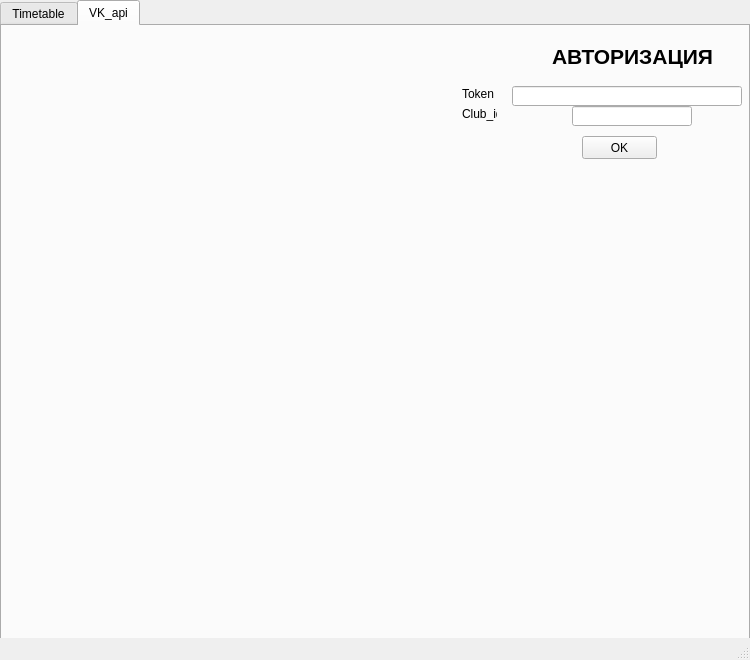
Old version of the form проект1/qt.ui in the repository SH1SH4/timetable.
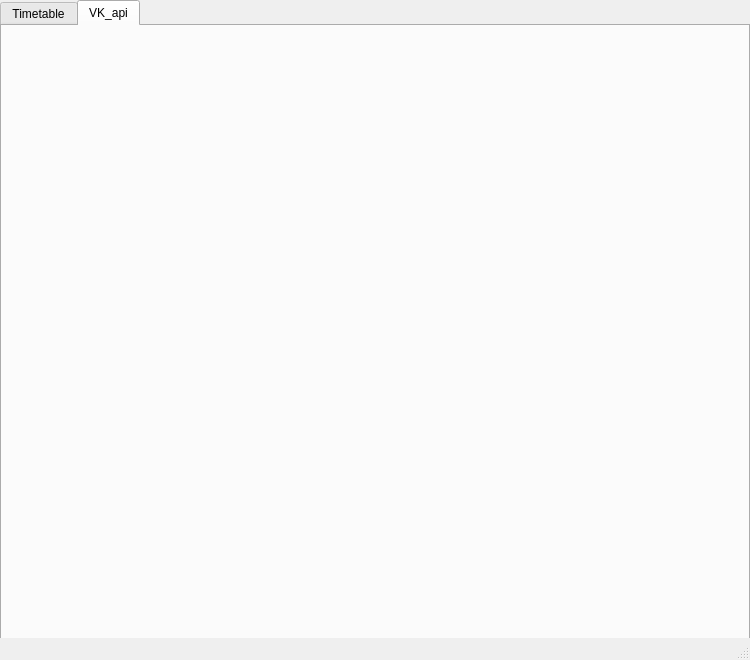
New version of the form. The open tabs and pages were chosen to show the change.

What changed in the file:
```diff
--- a/проект1/qt.ui
+++ b/проект1/qt.ui
@@ -141,78 +141,6 @@
      <attribute name="title">
       <string>VK_api</string>
      </attribute>
-     <widget class="QLabel" name="label">
-      <property name="geometry">
-       <rect>
-        <x>550</x>
-        <y>10</y>
-        <width>171</width>
-        <height>41</height>
-       </rect>
-      </property>
-      <property name="text">
-       <string>&lt;html&gt;&lt;head/&gt;&lt;body&gt;&lt;p&gt;&lt;span style=&quot; font-size:16pt; font-weight:600;&quot;&gt;АВТОРИЗАЦИЯ&lt;/span&gt;&lt;/p&gt;&lt;/body&gt;&lt;/html&gt;</string>
-      </property>
-     </widget>
-     <widget class="QLineEdit" name="EditToken">
-      <property name="geometry">
-       <rect>
-        <x>510</x>
-        <y>60</y>
-        <width>230</width>
-        <height>20</height>
-       </rect>
-      </property>
-     </widget>
-     <widget class="QLabel" name="label_2">
-      <property name="geometry">
-       <rect>
-        <x>460</x>
-        <y>60</y>
-        <width>35</width>
-        <height>15</height>
-       </rect>
-      </property>
-      <property name="text">
-       <string>Token</string>
-      </property>
-     </widget>
-     <widget class="QLineEdit" name="EditId">
-      <property name="geometry">
-       <rect>
-        <x>570</x>
-        <y>80</y>
-        <width>120</width>
-        <height>20</height>
-       </rect>
-      </property>
-     </widget>
-     <widget class="QLabel" name="label_3">
-      <property name="geometry">
-       <rect>
-        <x>460</x>
-        <y>80</y>
-        <width>35</width>
-        <height>15</height>
-       </rect>
-      </property>
-      <property name="text">
-       <string>Club_id</string>
-      </property>
-     </widget>
-     <widget class="QPushButton" name="OkButton">
-      <property name="geometry">
-       <rect>
-        <x>580</x>
-        <y>110</y>
-        <width>75</width>
-        <height>23</height>
-       </rect>
-      </property>
-      <property name="text">
-       <string>OK</string>
-      </property>
-     </widget>
     </widget>
    </widget>
   </widget>
```
Left out of the diff: 2 changed lines with no effect on the pictures.
